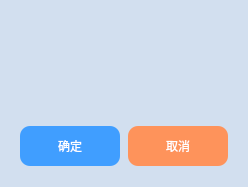
The window that confirm.ui (CodePupil-min/eems) describes before a commit, drawn with Qt 5.
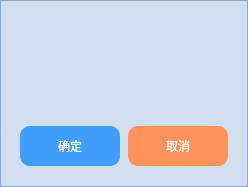
The same window after the commit.

What changed in the file:
```diff
--- a/confirm.ui
+++ b/confirm.ui
@@ -21,10 +21,9 @@
   </property>
   <property name="styleSheet">
    <string notr="true">#confirm{
-	background-color: #D2DFEF
-}
-
-</string>
+border:1px solid #7EABFF;
+background-color:#D2DFEF;
+}</string>
   </property>
   <layout class="QVBoxLayout" name="verticalLayout">
    <property name="leftMargin">
```
